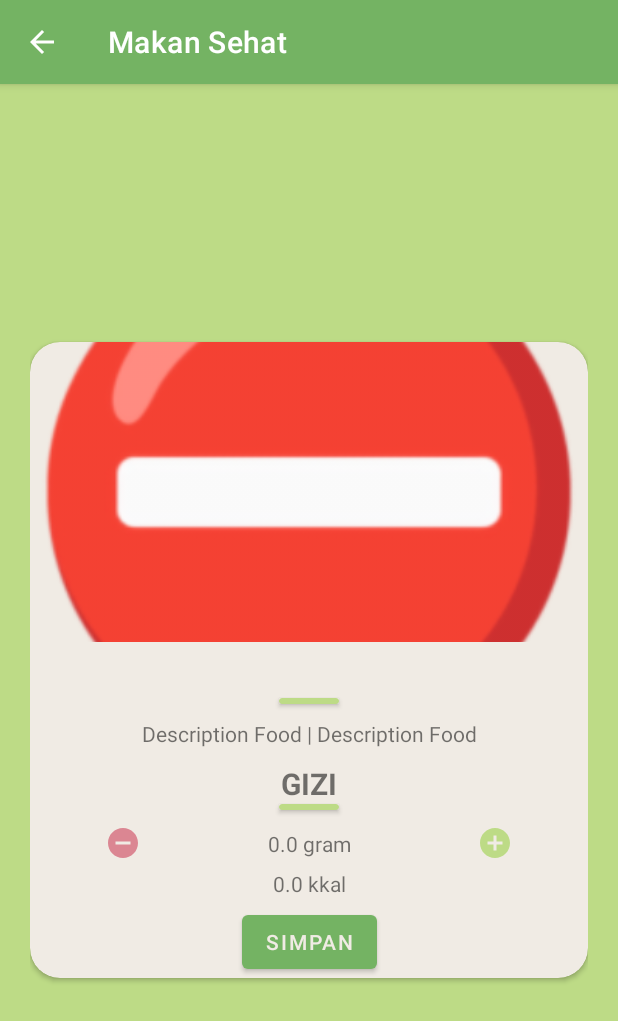
After one commit to nokatotedo/makan-sehat, an Android app: the DetailActivity screen opened directly, with no data from a screen before it, on a phone screen of 412 x 824 dp. The commit adds this screen. Shown: the top 1021 px of the screen. Run offline under Robolectric (Android 15) with nearby library versions, the phone set to English and light mode, and no system bars; our stand-ins replace Firebase (no records; nobody signed in at launch, a user with empty details on screens opened directly); 5 statements that could not run were skipped.

Commit message:
Add detail activity 1/2
Add details for food when click

```diff
--- /dev/null
+++ b/MakanSehat/app/src/main/java/com/upiyptk/makansehat/DetailActivity.kt
@@ -0,0 +1,126 @@
+package com.upiyptk.makansehat
+
+import android.os.Bundle
+import android.widget.ImageView
+import android.widget.TextView
+import android.widget.Toast
+import androidx.appcompat.app.AppCompatActivity
+import com.google.firebase.database.DatabaseReference
+import com.google.firebase.database.FirebaseDatabase
+
+class DetailActivity: AppCompatActivity() {
+    private lateinit var ref: DatabaseReference
+    private lateinit var foodImage: ImageView
+    private lateinit var foodTitle: TextView
+    private lateinit var foodDescription: TextView
+    private lateinit var foodWeight: TextView
+    private lateinit var foodCarbohidrat: TextView
+    private var weight: Double = 0.0
+    private var carbohidrat: Double = 0.0
+    private var position: Int = 0
+    private var image: Int = 0
+    private var m: String = "Error"
+
+    companion object {
+        const val EXTRA_TITLE = "extra_title"
+    }
+
+    override fun onCreate(savedInstanceState: Bundle?) {
+        super.onCreate(savedInstanceState)
+        setContentView(R.layout.activity_detail)
+
+        val description = arrayOf(
+            "Beras, terigu, roti manis",
+            "Tepung tapioka, singkong, kentang",
+            "Tahu, kacang tanah, tempe",
+            "Daun singkong, tomat merah, nangka muda",
+            "Pisang kepok, jeruk manis, pisang ambon",
+            "Bakso sapi, daging ayam, daging sapi",
+            "Tongkol, bandeng, lele",
+            "Telur ayam, telur bebek, telur puyuh",
+            "Susu kental manis, UHT coklat cair, UHT vanila cair"
+        )
+
+        val title = intent.getStringExtra("extra_title")
+        when(title) {
+            "Serealia" -> {
+                position = 0
+                m = "m1"
+                image = R.drawable.image_serealia
+            }
+            "Umbi" -> {
+                position = 1
+                m = "m2"
+                image = R.drawable.image_umbi
+            }
+            "Kacang" -> {
+                position = 2
+                m = "m3"
+                image = R.drawable.image_serealia
+            }
+            "Sayur" -> {
+                position = 3
+                m = "m4"
+                image = R.drawable.image_serealia
+            }
+            "Buah" -> {
+                position = 4
+                m = "m5"
+                image = R.drawable.image_buah
+            }
+            "Daging" -> {
+                position = 5
+                m = "m6"
+                image = R.drawable.image_serealia
+            }
+            "Ikan" -> {
+                position = 6
+                m = "m7"
+                image = R.drawable.image_serealia
+            }
+            "Telur" -> {
+                position = 7
+                m = "m8"
+                image = R.drawable.image_serealia
+            }
+            "Susu" -> {
+                position = 8
+                m = "m9"
+                image = R.drawable.image_serealia
+            }
+            else -> {
+                position = 9
+                m = "Error"
+                image = R.drawable.food_error
+            }
+        }
+
+        foodTitle = findViewById(R.id.tv_foodTitle)
+        foodTitle.text = title
+        foodImage = findViewById(R.id.iv_foodImage)
+        foodImage.setImageResource(image)
+        foodDescription = findViewById(R.id.tv_foodDescription)
+        foodDescription.text = description[position]
+
+        ref = FirebaseDatabase.getInstance().reference
+        ref.child("makanan").child(m).child("berat")
+            .get().addOnSuccessListener {
+                val weightString = it.value.toString()
+                weight = weightString.toDouble()
+                foodWeight = findViewById(R.id.tv_foodWeight)
+                foodWeight.text = weight.toString() + " gram"
+            } .addOnFailureListener {
+                Toast.makeText(this@DetailActivity, "Error", Toast.LENGTH_LONG).show()
+            }
+
+        ref.child("makanan").child(m).child("karbohidrat")
+            .get().addOnSuccessListener {
+                val carbohidratString = it.value.toString()
+                carbohidrat = carbohidratString.toDouble()
+                foodCarbohidrat = findViewById(R.id.tv_foodCarbohidrat)
+                foodCarbohidrat.text = carbohidrat.toString() + " kkal"
+            } .addOnFailureListener {
+                Toast.makeText(this@DetailActivity, "Error", Toast.LENGTH_LONG).show()
+            }
+    }
+}
--- a/MakanSehat/app/src/main/java/com/upiyptk/makansehat/FoodData.kt
+++ b/MakanSehat/app/src/main/java/com/upiyptk/makansehat/FoodData.kt
@@ -2,6 +2,6 @@ package com.upiyptk.makansehat
 
 data class FoodData(
     var jenis: String? = "Error",
-    var berat: Double? = 0.0,
-    var karbohidrat: Double? = 0.0
+    var berat: Double? = null,
+    var karbohidrat: Double? = null
 )
--- a/MakanSehat/app/src/main/res/drawable/delete_icon.xml
+++ /dev/null
@@ -1,5 +0,0 @@
-<vector android:height="24dp" android:tint="#FFFFFF"
-    android:viewportHeight="24" android:viewportWidth="24"
-    android:width="24dp" xmlns:android="http://schemas.android.com/apk/res/android">
-    <path android:fillColor="@color/white" android:pathData="M6,19c0,1.1 0.9,2 2,2h8c1.1,0 2,-0.9 2,-2V7H6v12zM19,4h-3.5l-1,-1h-5l-1,1H5v2h14V4z"/>
-</vector>
--- /dev/null
+++ b/MakanSehat/app/src/main/res/drawable/minus_icon.xml
@@ -0,0 +1,5 @@
+<vector android:height="24dp" android:tint="@color/red_11"
+    android:viewportHeight="24" android:viewportWidth="24"
+    android:width="24dp" xmlns:android="http://schemas.android.com/apk/res/android">
+    <path android:fillColor="@color/red_11" android:pathData="M12,2C6.48,2 2,6.48 2,12s4.48,10 10,10 10,-4.48 10,-10S17.52,2 12,2zM17,13L7,13v-2h10v2z"/>
+</vector>
--- /dev/null
+++ b/MakanSehat/app/src/main/res/drawable/plus_icon.xml
@@ -0,0 +1,5 @@
+<vector android:height="24dp" android:tint="@color/green_11"
+    android:viewportHeight="24" android:viewportWidth="24"
+    android:width="24dp" xmlns:android="http://schemas.android.com/apk/res/android">
+    <path android:fillColor="@color/green_11" android:pathData="M12,2C6.48,2 2,6.48 2,12s4.48,10 10,10 10,-4.48 10,-10S17.52,2 12,2zM17,13h-4v4h-2v-4L7,13v-2h4L11,7h2v4h4v2z"/>
+</vector>
--- /dev/null
+++ b/MakanSehat/app/src/main/res/layout/activity_detail.xml
@@ -0,0 +1,130 @@
+<?xml version="1.0" encoding="utf-8"?>
+<androidx.constraintlayout.widget.ConstraintLayout xmlns:android="http://schemas.android.com/apk/res/android"
+    xmlns:app="http://schemas.android.com/apk/res-auto"
+    xmlns:tools="http://schemas.android.com/tools"
+    android:layout_width="match_parent"
+    android:layout_height="match_parent"
+    android:background="@color/green_11"
+    android:padding="20dp"
+    tools:context=".DetailActivity">
+    <androidx.cardview.widget.CardView
+        android:layout_width="match_parent"
+        android:layout_height="wrap_content"
+        android:backgroundTint="@color/white"
+        app:cardCornerRadius="20dp"
+        app:layout_constraintTop_toTopOf="parent"
+        app:layout_constraintBottom_toBottomOf="parent"
+        app:layout_constraintStart_toStartOf="parent"
+        app:layout_constraintEnd_toEndOf="parent">
+        <androidx.constraintlayout.widget.ConstraintLayout
+            android:layout_width="match_parent"
+            android:layout_height="wrap_content">
+            <ImageView
+                android:id="@+id/iv_foodImage"
+                android:layout_width="match_parent"
+                android:layout_height="200dp"
+                android:scaleType="centerCrop"
+                android:src="@drawable/image_serealia"
+                app:layout_constraintTop_toTopOf="parent"
+                tools:ignore="ContentDescription"/>
+            <TextView
+                android:id="@+id/tv_foodTitle"
+                android:layout_width="match_parent"
+                android:layout_height="wrap_content"
+                android:layout_marginTop="10dp"
+                android:gravity="center"
+                android:textAllCaps="true"
+                android:textSize="20sp"
+                android:textStyle="bold"
+                android:text="@string/food_title"
+                app:layout_constraintTop_toBottomOf="@id/iv_foodImage"/>
+            <androidx.cardview.widget.CardView
+                android:layout_width="40dp"
+                android:layout_height="4dp"
+                android:backgroundTint="@color/green_11"
+                app:cardCornerRadius="5dp"
+                app:layout_constraintTop_toBottomOf="@id/tv_foodTitle"
+                app:layout_constraintStart_toStartOf="parent"
+                app:layout_constraintEnd_toEndOf="parent"/>
+            <TextView
+                android:id="@+id/tv_foodDescription"
+                android:layout_width="match_parent"
+                android:layout_height="wrap_content"
+                android:layout_marginTop="14dp"
+                android:gravity="center"
+                android:paddingStart="20dp"
+                android:paddingEnd="20dp"
+                android:text="@string/food_description"
+                app:layout_constraintTop_toBottomOf="@id/tv_foodTitle"/>
+            <TextView
+                android:id="@+id/tv_foodTitle_nutrition"
+                android:layout_width="match_parent"
+                android:layout_height="wrap_content"
+                android:layout_marginTop="10dp"
+                android:gravity="center"
+                android:textAllCaps="true"
+                android:textSize="20sp"
+                android:textStyle="bold"
+                android:text="@string/food_detail_text"
+                app:layout_constraintTop_toBottomOf="@id/tv_foodDescription"/>
+            <androidx.cardview.widget.CardView
+                android:layout_width="40dp"
+                android:layout_height="4dp"
+                android:backgroundTint="@color/green_11"
+                app:cardCornerRadius="5dp"
+                app:layout_constraintTop_toBottomOf="@id/tv_foodTitle_nutrition"
+                app:layout_constraintStart_toStartOf="parent"
+                app:layout_constraintEnd_toEndOf="parent"/>
+            <androidx.constraintlayout.widget.ConstraintLayout
+                android:id="@+id/cl_weight"
+                android:layout_width="match_parent"
+                android:layout_height="wrap_content"
+                android:layout_marginTop="14dp"
+                app:layout_constraintTop_toBottomOf="@id/tv_foodTitle_nutrition">
+                <ImageView
+                    android:layout_width="wrap_content"
+                    android:layout_height="wrap_content"
+                    android:layout_marginStart="50dp"
+                    android:src="@drawable/minus_icon"
+                    app:layout_constraintTop_toTopOf="parent"
+                    app:layout_constraintBottom_toBottomOf="parent"
+                    app:layout_constraintStart_toStartOf="parent"
+                    tools:ignore="ContentDescription"/>
+                <TextView
+                    android:id="@+id/tv_foodWeight"
+                    android:layout_width="wrap_content"
+                    android:layout_height="wrap_content"
+                    android:text="@string/food_weight"
+                    app:layout_constraintTop_toTopOf="parent"
+                    app:layout_constraintBottom_toBottomOf="parent"
+                    app:layout_constraintStart_toStartOf="parent"
+                    app:layout_constraintEnd_toEndOf="parent"/>
+                <ImageView
+                    android:layout_width="wrap_content"
+                    android:layout_height="wrap_content"
+                    android:layout_marginEnd="50dp"
+                    android:src="@drawable/plus_icon"
+                    app:layout_constraintTop_toTopOf="parent"
+                    app:layout_constraintBottom_toBottomOf="parent"
+                    app:layout_constraintEnd_toEndOf="parent"
+                    tools:ignore="ContentDescription"/>
+            </androidx.constraintlayout.widget.ConstraintLayout>
+            <TextView
+                android:id="@+id/tv_foodCarbohidrat"
+                android:layout_width="match_parent"
+                android:layout_height="wrap_content"
+                android:layout_marginTop="5dp"
+                android:gravity="center"
+                android:text="@string/food_carbohidrat"
+                app:layout_constraintTop_toBottomOf="@id/cl_weight"/>
+            <Button
+                android:layout_width="wrap_content"
+                android:layout_height="wrap_content"
+                android:layout_marginTop="5dp"
+                android:text="@string/app_save"
+                app:layout_constraintTop_toBottomOf="@id/tv_foodCarbohidrat"
+                app:layout_constraintStart_toStartOf="parent"
+                app:layout_constraintEnd_toEndOf="parent"/>
+        </androidx.constraintlayout.widget.ConstraintLayout>
+    </androidx.cardview.widget.CardView>
+</androidx.constraintlayout.widget.ConstraintLayout>
--- a/MakanSehat/app/src/main/res/layout/item_food_recent.xml
+++ b/MakanSehat/app/src/main/res/layout/item_food_recent.xml
@@ -1,6 +1,7 @@
 <?xml version="1.0" encoding="utf-8"?>
 <androidx.cardview.widget.CardView xmlns:android="http://schemas.android.com/apk/res/android"
     xmlns:app="http://schemas.android.com/apk/res-auto"
+    xmlns:tools="http://schemas.android.com/tools"
     android:layout_width="match_parent"
     android:layout_height="100dp"
     android:layout_marginBottom="10dp"
@@ -15,8 +16,8 @@
             android:id="@+id/iv_foodImage"
             android:layout_width="70dp"
             android:layout_height="70dp"
-            android:contentDescription="@string/food_title"
-            android:src="@drawable/food_buah"/>
+            android:src="@drawable/food_buah"
+            tools:ignore="ContentDescription"/>
         <LinearLayout
             android:layout_width="match_parent"
             android:layout_height="match_parent"
--- a/MakanSehat/app/src/main/res/values/strings.xml
+++ b/MakanSehat/app/src/main/res/values/strings.xml
@@ -1,8 +1,11 @@
 <resources>
     <string name="app_name">Makan Sehat</string>
-    <string name="food_recent_text">Recent Food</string>
-    <string name="food_recent_carbohidrat">22 kcal</string>
+    <string name="app_save">Simpan</string>
+    <string name="food_recent_text">Jenis Makanan</string>
+    <string name="food_recent_carbohidrat">0 kkal</string>
+    <string name="food_detail_text">Gizi</string>
     <string name="food_title">Title Food</string>
+    <string name="food_description">Description Food | Description Food</string>
     <string name="food_descriptionw">Berat</string>
     <string name="food_descriptionc">Karbohidrat</string>
     <string name="food_descriptiont">:</string>
```
Also changed, not shown: MakanSehat/app/src/main/AndroidManifest.xml (+6 -2 lines), MakanSehat/app/src/main/java/com/upiyptk/makansehat/FoodAdapter.kt (+14 -2 lines), MakanSehat/app/src/main/java/com/upiyptk/makansehat/FoodDeleteSwipe.kt (deleted, +0 -22 lines), MakanSehat/app/src/main/java/com/upiyptk/makansehat/MainActivity.kt (+16 -15 lines), 3 other files.
